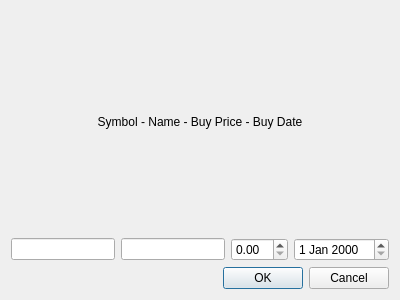
Qt form gui/createdialog.ui (cihansenyuz/tax-calc) before a commit.
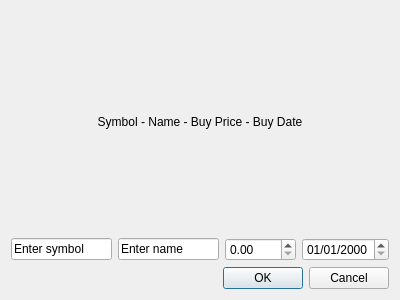
The same form after that commit.

Diff of the .ui file:
```diff
--- a/gui/createdialog.ui
+++ b/gui/createdialog.ui
@@ -27,16 +27,38 @@
    <item>
     <layout class="QHBoxLayout" name="horizontalLayout">
      <item>
-      <widget class="QLineEdit" name="symbolLineEdit"/>
+      <widget class="QLineEdit" name="symbolLineEdit">
+       <property name="text">
+        <string>Enter symbol</string>
+       </property>
+      </widget>
      </item>
      <item>
-      <widget class="QLineEdit" name="nameLineEdit"/>
+      <widget class="QLineEdit" name="nameLineEdit">
+       <property name="text">
+        <string>Enter name</string>
+       </property>
+      </widget>
      </item>
      <item>
-      <widget class="QDoubleSpinBox" name="buyPriceSpinBox"/>
+      <widget class="QDoubleSpinBox" name="buyPriceSpinBox">
+       <property name="buttonSymbols">
+        <enum>QAbstractSpinBox::ButtonSymbols::UpDownArrows</enum>
+       </property>
+       <property name="decimals">
+        <number>2</number>
+       </property>
+       <property name="maximum">
+        <double>9999.989999999999782</double>
+       </property>
+      </widget>
      </item>
      <item>
-      <widget class="QDateEdit" name="buyDateEdit"/>
+      <widget class="QDateEdit" name="buyDateEdit">
+       <property name="displayFormat">
+        <string>dd/MM/yyyy</string>
+       </property>
+      </widget>
      </item>
     </layout>
    </item>
```
